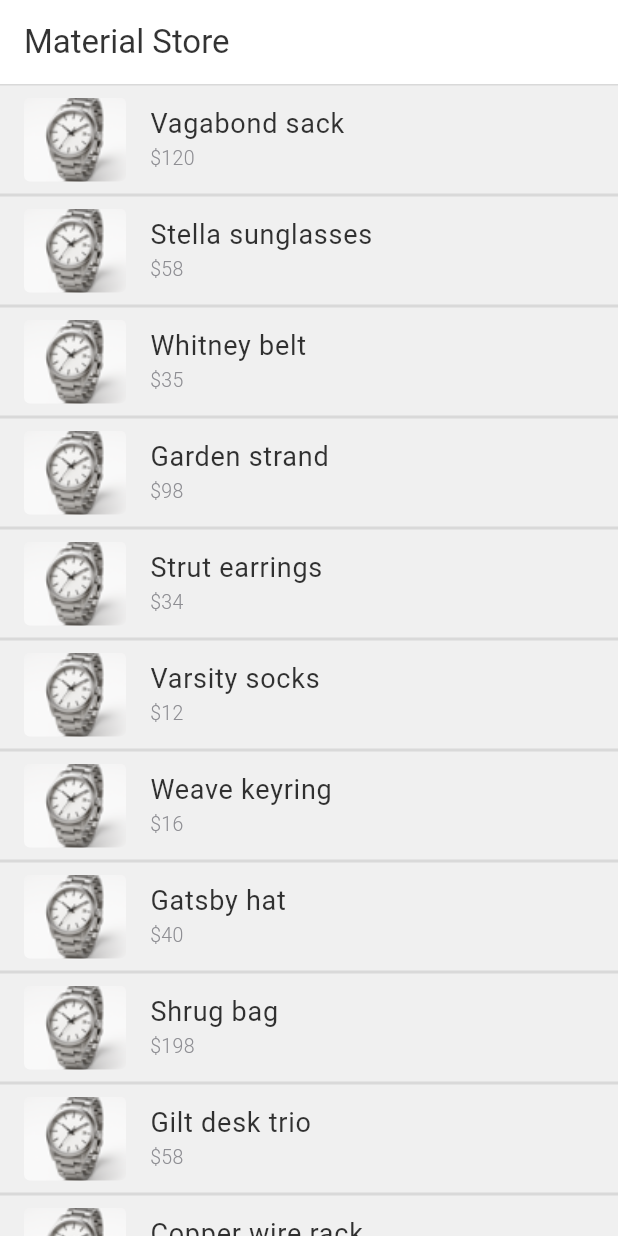
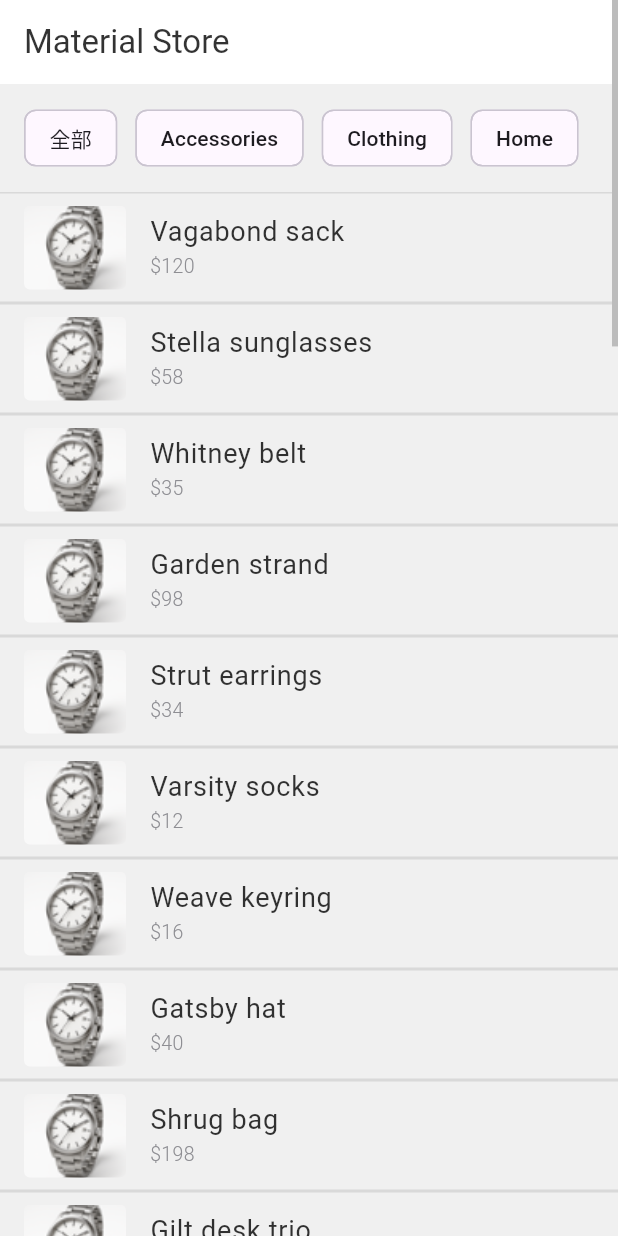
Before and after one commit to tlmile/flutter-leopard, a Flutter app: the screen it shows after launch, after a tap on "深度商品连接", on a phone screen of 412 x 824 dp. Run offline on Flutter 3.47's test engine with Material 3 defaults, Android fonts, the phone set to English and light mode, and no system bars; our stand-ins replace go_router.

Commit message:
Add scroll support and category navigation to store

```diff
--- a/lib/examples/deeplink_store/ProductList.dart
+++ b/lib/examples/deeplink_store/ProductList.dart
@@ -2,6 +2,7 @@ import 'package:flutter/material.dart';
 import 'package:flutter_leopard_demo/examples/deeplink_store/model/products_repository.dart';
 import 'package:flutter_leopard_demo/examples/deeplink_store/row_item.dart';
 import 'package:flutter_leopard_demo/examples/deeplink_store/styles.dart';
+import 'package:go_router/go_router.dart';
 
 class ProductList extends StatelessWidget {
   const ProductList({super.key});
@@ -12,18 +13,57 @@ class ProductList extends StatelessWidget {
         .toList();
     return Scaffold(// scaffold 是Material 设计里 一个完整页面的基础结构
       backgroundColor: Styles.scaffoldBackground,
-      body: CustomScrollView(//可以放多个 Sliver 组件的可滚动区域容器
+      body: Scrollbar(
+        thumbVisibility: true,
+        child: CustomScrollView(//可以放多个 Sliver 组件的可滚动区域容器
           slivers: <Widget>[
             const SliverAppBar(
-            title: Text('Material Store',style: Styles.productListTitle,),
+              title: Text(
+                'Material Store',
+                style: Styles.productListTitle,
+              ),
               backgroundColor: Styles.scaffoldAppBarBackground,
               pinned: true,//表示sliverappbar在向上滚动时，不会完全溢出 屏幕，而是会吸在顶端
             ),
+            const _CategorySelector(),
             SliverList(
               delegate: SliverChildListDelegate(children),
             ),
           ],
         ),
+      ),
     );
   }
 }
+
+class _CategorySelector extends StatelessWidget {
+  const _CategorySelector();
+
+  @override
+  Widget build(BuildContext context) {
+    final List<(String label, VoidCallback onTap)> categories = [
+      ('全部', () => context.go('/')),
+      ('Accessories', () => context.go('/category/accessories')),
+      ('Clothing', () => context.go('/category/clothing')),
+      ('Home', () => context.go('/category/home')),
+    ];
+
+    return SliverToBoxAdapter(
+      child: Padding(
+        padding: const EdgeInsets.symmetric(horizontal: 16, vertical: 12),
+        child: Wrap(
+          spacing: 12,
+          runSpacing: 8,
+          children: categories
+              .map(
+                (category) => ActionChip(
+                  label: Text(category.$1),
+                  onPressed: category.$2,
+                ),
+              )
+              .toList(),
+        ),
+      ),
+    );
+  }
+}
--- a/lib/examples/deeplink_store/model/products_repository.dart
+++ b/lib/examples/deeplink_store/model/products_repository.dart
@@ -225,14 +225,10 @@ class ProductsRepository {
 }
 
 String getCategoryTitle(Category category) => switch (category) {
-  // TODO: Handle this case.
   Category.all => 'All',
-  // TODO: Handle this case.
   Category.accessories => 'Accessories',
-  // TODO: Handle this case.
   Category.clothing => 'Clothing',
-  // TODO: Handle this case.
-  Category.home => throw UnimplementedError(),
+  Category.home => 'Home',
 };
 
 
--- a/lib/examples/deeplink_store/product_category_list.dart
+++ b/lib/examples/deeplink_store/product_category_list.dart
@@ -22,7 +22,9 @@ class ProductCategoryList extends StatelessWidget {
     ).map<Widget>((Product p) => RowItem(product: p)).toList();
     return Scaffold(
       backgroundColor: Styles.scaffoldBackground,
-      body: CustomScrollView(
+      body: Scrollbar(
+        thumbVisibility: true,
+        child: CustomScrollView(
           slivers: <Widget>[
             SliverAppBar(
               title: Text(
@@ -35,6 +37,7 @@ class ProductCategoryList extends StatelessWidget {
             SliverList(delegate: SliverChildListDelegate(children)),
           ],
         ),
+      ),
     );
   }
 }
```
Lines whose indentation alone changed are shown as unchanged.
